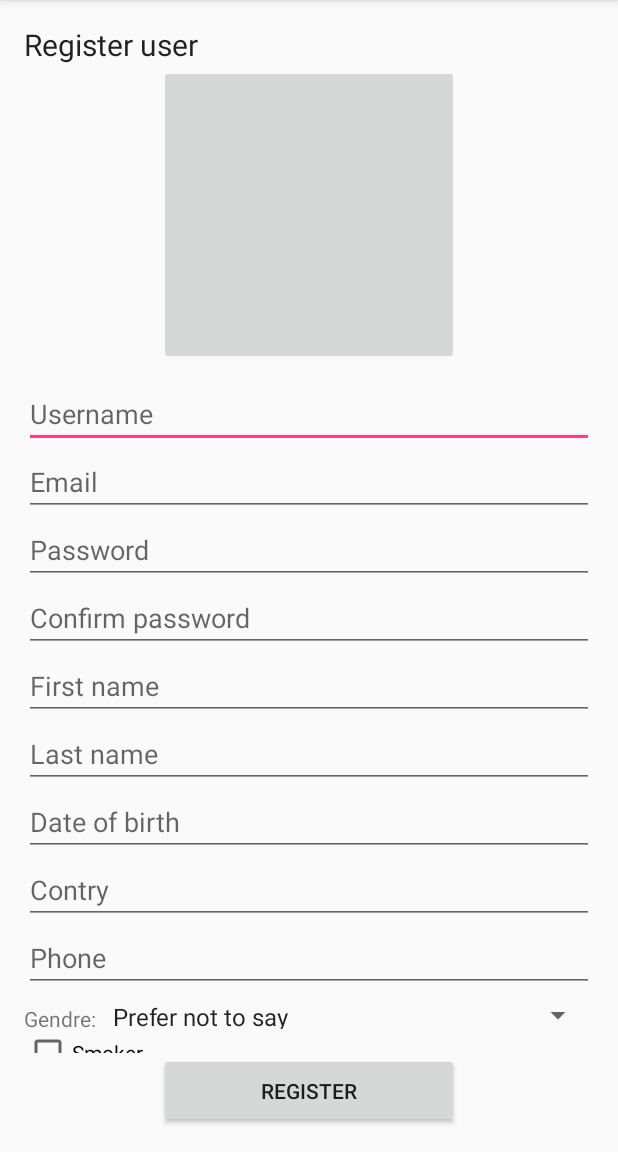
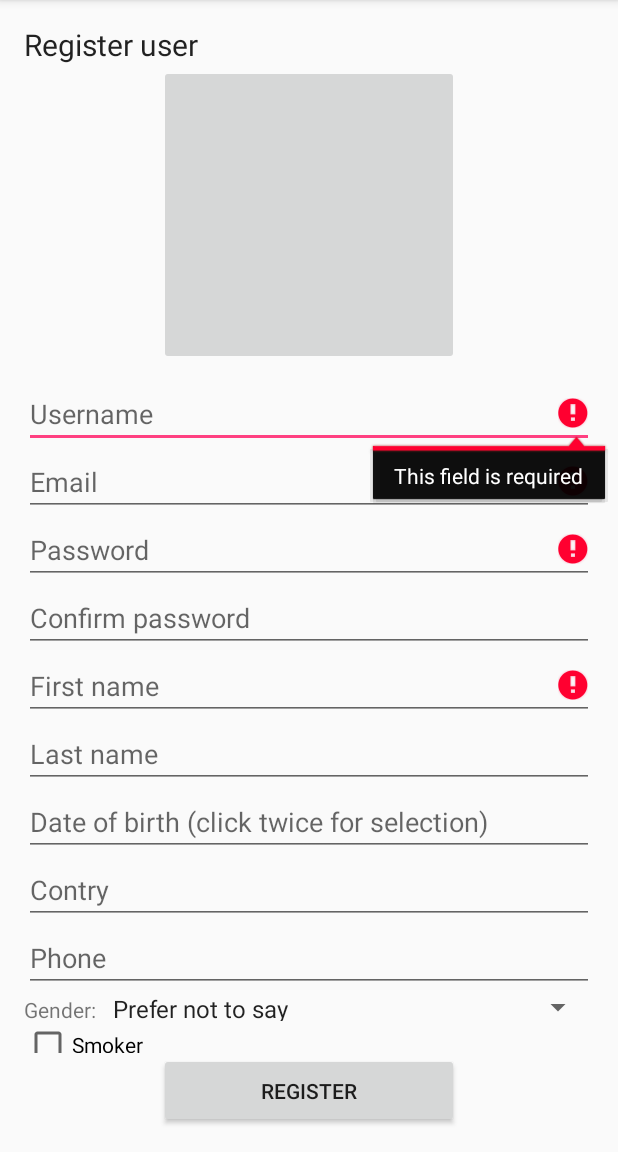
Before and after one commit to IvanYankov95/BookingTopia, an Android app: the Register screen opened directly, with no data from a screen before it, after a tap on "REGISTER", on a phone screen of 412 x 824 dp, the part 84-1236 px from its top. Run offline under Robolectric (Android 15) with nearby library versions, the phone set to English and light mode, and no system bars.

Commit message:
Register test

```diff
--- a/BookingTopia/app/src/main/java/bg/ittalents/bookingtopia/Register.java
+++ b/BookingTopia/app/src/main/java/bg/ittalents/bookingtopia/Register.java
@@ -9,12 +9,7 @@ import android.net.Uri;
 import android.os.AsyncTask;
 import android.os.Environment;
 import android.support.v4.app.DialogFragment;
-import android.support.v7.app.AppCompatActivity;
 import android.os.Bundle;
-import android.text.Layout;
-import android.view.Menu;
-import android.view.MenuInflater;
-import android.view.MenuItem;
 import android.view.View;
 import android.widget.AdapterView;
 import android.widget.ArrayAdapter;
@@ -23,6 +18,7 @@ import android.widget.CheckBox;
 import android.widget.DatePicker;
 import android.widget.EditText;
 import android.widget.ImageButton;
+import android.widget.ProgressBar;
 import android.widget.Spinner;
 import android.widget.Toast;
 
@@ -35,21 +31,18 @@ import java.util.Calendar;
 import java.util.regex.Matcher;
 import java.util.regex.Pattern;
 
+import model.RegisterHelper;
 import model.User;
-import model.UserManager;
-import model.UserSessionManager;
 import model.dao.UserDAO;
 
 public class Register extends CustomActivityWithMenu {
 
+    // constants
     protected static final int IMAGE_GALLERY_REQUEST_1 = 21;
     protected static final int REQ_WIDTH = 500;
     protected static final int REQ_HEIGHT = 500;
 
-    private UserManager userManager;
-
-    private static Button register;
-
+    // views start
     private static ImageButton avatar;
 
     private static EditText username;
@@ -58,43 +51,47 @@ public class Register extends CustomActivityWithMenu {
     private static EditText email;
     private static EditText firstName;
     private static EditText lastName;
-    private static EditText city;
-    private static EditText address;
+    private static EditText country;
     private static EditText phone;
     private static EditText dateOfBirth;
 
     private static Spinner  genderSpinner;
     private static CheckBox smokerCheckBox;
 
+    private static Button register;
+    private static ProgressBar progressBar;
+    // views end
+
+    // helpers
     private static String selectedGender;
 
-    private static byte[] avatarPic;
+    private static byte[]  avatarPic;
+    private static boolean avatarCheck;
 
     private static Calendar calendar;
 
-    private boolean usernameCheck;
+    private boolean usernameCheck = false;
+    private boolean emailCheck = false;
 
     @Override
     protected void onCreate(Bundle savedInstanceState) {
         super.onCreate(savedInstanceState);
         setContentView(R.layout.activity_register);
 
-        userManager = UserManager.getInstance();
-
-        register        = (Button)   findViewById(R.id.registerButton);
-        username        = (EditText) findViewById(R.id.usernameField);
-        password        = (EditText) findViewById(R.id.passwordField);
-        confirmPassword = (EditText) findViewById(R.id.confirmPasswordField);
-        email           = (EditText) findViewById(R.id.emailField);
-        firstName       = (EditText) findViewById(R.id.firstNameField);
-        lastName        = (EditText) findViewById(R.id.lastNameField);
-        city            = (EditText) findViewById(R.id.cityField);
-        address         = (EditText) findViewById(R.id.addressField);
-        phone           = (EditText) findViewById(R.id.phoneField);
-        genderSpinner   = (Spinner)  findViewById(R.id.register_gender_spinner);
-        smokerCheckBox  = (CheckBox) findViewById(R.id.register_smoker_checkbox);
-        dateOfBirth     = (EditText) findViewById(R.id.register_date_of_birth_text);
-        avatar          = (ImageButton) findViewById(R.id.register_image_button);
+        register        = (Button)   findViewById(R.id.register_user_register_button);
+        username        = (EditText) findViewById(R.id.register_user_username);
+        password        = (EditText) findViewById(R.id.register_user_password);
+        confirmPassword = (EditText) findViewById(R.id.register_user_confirm_password);
+        email           = (EditText) findViewById(R.id.register_user_email);
+        firstName       = (EditText) findViewById(R.id.register_user_first_name);
+        lastName        = (EditText) findViewById(R.id.register_user_last_name);
+        country         = (EditText) findViewById(R.id.register_user_country);
+        phone           = (EditText) findViewById(R.id.register_user_phone);
+        genderSpinner   = (Spinner)  findViewById(R.id.register_user_gender_spinner);
+        smokerCheckBox  = (CheckBox) findViewById(R.id.register_user_smoker_checkbox);
+        dateOfBirth     = (EditText) findViewById(R.id.register_user_date_of_birth_text);
+        avatar          = (ImageButton) findViewById(R.id.register_user_avatar_button);
+        progressBar     = (ProgressBar) findViewById(R.id.register_user_progress_bar);
 
         ArrayList<String> categories = new ArrayList<>();
         categories.add("Prefer not to say");
@@ -137,61 +134,74 @@ public class Register extends CustomActivityWithMenu {
         register.setOnClickListener(new View.OnClickListener() {
             @Override
             public void onClick(View v) {
+                RegisterHelper helper = RegisterHelper.getInstance();
+                UserDAO dao = UserDAO.getInstance();
+
                 String usernameTxt = username.getText().toString();
                 String passwordTxt = password.getText().toString();
+                String confirmPasswordTxt = Register.confirmPassword.getText().toString();
                 String emailTxt = email.getText().toString();
                 String firstNameTxt = firstName.getText().toString();
                 String lastNameTxt = lastName.getText().toString();
-                String addressTxt = address.getText().toString();
                 String phoneTxt = phone.getText().toString();
-                String dateOfBirthTxt = dateOfBirth.getText().toString();
+                String countryTxt = country.getText().toString();
+
+                boolean passwordCheck = false;
+                boolean nameCheck = false;
+
+                // username check
+                boolean usernameReadyForCheck = false;
+                if(usernameTxt.isEmpty())
+                    username.setError("This field is required");
+                else
+                    usernameReadyForCheck = true;
+                // username check
+
+                // email check
+                boolean emailReadyForCheck = false;
+                if(emailTxt.isEmpty())
+                    email.setError("This field is required");
+                else if(!helper.isEmailValid(emailTxt))
+                    email.setError("Please enter a valid email");
+                else
+                    emailReadyForCheck = true;
+                // email check
+
+                if(emailReadyForCheck && usernameReadyForCheck)
+                    new CheckForTaken().execute(usernameTxt, emailTxt);
+
+                // password check
+                if(passwordTxt.isEmpty())
+                    password.setError("This field is required");
+                else if (!helper.checkPasswordStrength(passwordTxt))
+                    password.setError("Password is too weak\n At least 8 symbols\n At least one uppercase\n At least one lowercase\n At least one digit");
+                else if(!passwordTxt.equals(confirmPasswordTxt))
+                    confirmPassword.setError("Passwords don't match");
+                else
+                    passwordCheck = true;
+                // password check
+
+                // names check
+                if(firstNameTxt.isEmpty())
+                    firstName.setError("This field is required");
+                else if(lastNameTxt.isEmpty())
+                    lastName.setText("This field is required");
+                else
+                    nameCheck = true;
+                // names check
+
+                if (usernameCheck && emailCheck && passwordCheck && nameCheck && avatarCheck) {
 
 
-                boolean emailCheck = false;
-                boolean passwordCheck = false;
-                boolean passwordMatch = false;
+                    String names = firstNameTxt + " " + lastNameTxt;
+                    User user = new User(names, helper.md5(passwordTxt), avatarPic, emailTxt, usernameTxt, phoneTxt, calendar, selectedGender, countryTxt , smokerCheckBox.isChecked());
 
-//                if (userManager.existUsername(usernameTxt)) {
-//                    username.setError("Username already exists");
-//                } else if (usernameTxt.isEmpty()) {
-//                    username.setError("This field is required");
-//                } else
-//                    usernameCheck = true;
-                new GetRequest().execute(emailTxt, passwordTxt);
-//                if (userManager.existEmail(emailTxt)) {
-//                    email.setError("Email already exists");
-//                } else if (emailTxt.isEmpty()) {
-//                    email.setError("This field is required");
-//                } else if (!isEmailValid(emailTxt)) {
-//                    email.setError("Please enter a valid email");
-//                } else
-//                    emailCheck = true;
-//
-//                if (password.getText().toString().isEmpty()) {
-//                    password.setError("This field is required.");
-//                } else {
-//                    if (!userManager.checkPasswordStrength(password.getText().toString())) {
-//                        password.setError("Password is too weak\n At least 8 symbols \n At least 1 lowercase and uppercase \n At least 1 number");
-//                    } else
-//                        passwordCheck = true;
-//
-//                    if (userManager.checkPasswordStrength(password.getText().toString()) && !password.getText().toString().equals(confirmPassword.getText().toString())) {
-//                        confirmPassword.setError("Passwords don't match");
-//                    } else
-//                        passwordMatch = true;
-//                }
-
-                if (usernameCheck && emailCheck && passwordCheck && passwordMatch) {
-                    Calendar cal = Calendar.getInstance();
-                    cal.set(1995, 7, 4);
-                    String names = firstNameTxt + " " + lastNameTxt;
-                    User user = new User(names, passwordTxt, avatarPic, emailTxt, usernameTxt, phoneTxt, calendar, selectedGender, addressTxt, smokerCheckBox.isChecked());
-                    //User user = new User(emailTxt, passwordTxt, usernameTxt, firstNameTxt, lastNameTxt, phoneTxt, cityTxt, addressTxt);
-                    //User regedUser = userManager.register(user);
-                    //if(regedUser != null)
-
-                    Toast.makeText(getApplicationContext(), "register successful", Toast.LENGTH_SHORT).show();
-                    startActivity(new Intent(Register.this, LogIn.class));
+                    user = dao.registerUser(user);
+                    if(user != null)
+                        Toast.makeText(Register.this, "Register failed", Toast.LENGTH_SHORT).show();
+                    else
+                        Toast.makeText(getApplicationContext(), "Register successful", Toast.LENGTH_SHORT).show();
+                    //startActivity(new Intent(Register.this, LogIn.class));
                 }
 
             }
@@ -203,25 +213,45 @@ public class Register extends CustomActivityWithMenu {
                 picDate((EditText) v);
             }
         });
-        Calendar cal = Calendar.getInstance();
-        cal.set(1995, 7, 4);
-        User user = new User("Gosho", "BahQkataParolaXx95xX", new byte[2], "1 235FUCK YOU 99", "XxN0_SC0P3RxX", "964635953", cal, "male", "Bulgaria", true);
-
 
     }
 
-    private class GetRequest extends AsyncTask<String, Void, Boolean> {
+    private class CheckForTaken extends AsyncTask<String, Void, Boolean[]>{
+
+        @Override
+        protected Boolean[] doInBackground(String... params) {
+            UserDAO dao = UserDAO.getInstance();
+
+            Boolean[] bool = new Boolean[2];
+            bool[0] = dao.checkUsername(params[0]);
+            bool[1] = dao.checkUserEmail(params[1]);
+
+            return bool;
+        }
+
+        @Override
+        protected void onPostExecute(Boolean[] booleans) {
+            if(booleans[0])
+                usernameCheck = true;
+            else
+                username.setError("Username is already taken");
+
+            if(booleans[1])
+                emailCheck = true;
+            else
+                username.setError("Email is already taken");
+        }
+    }
+
+    private class sendRequest extends AsyncTask<User, Void, Boolean> {
 //
         @Override
-        protected Boolean doInBackground(String... params) {
+        protected Boolean doInBackground(User... params) {
             //Calendar cal = Calendar.getInstance();
             //cal.set(1995, 7,4);
             //User user = new User(20, "Pesho", "BahQkataParolaXx95xX", new byte[2], "qkmail@qkmail" , "XxN0_SC0P3RxX", "964635953", cal, "male", "UK", false);
             //UserDAO.getInstance().changeUserData(user);
-            if(UserDAO.getInstance().login(params[0], params[1]) == null)
-              return false;
-            else
-                return true;
+            return true;
         }
 
         @Override
@@ -270,20 +300,6 @@ public class Register extends CustomActivityWithMenu {
 
     }
 
-    public static boolean isEmailValid(String email) {
-        boolean isValid = false;
-
-        String expression = "^[\\w\\.-]+@([\\w\\-]+\\.)+[A-Z]{2,4}$";
-        CharSequence inputStr = email;
-
-        Pattern pattern = Pattern.compile(expression, Pattern.CASE_INSENSITIVE);
-        Matcher matcher = pattern.matcher(inputStr);
-        if (matcher.matches()) {
-            isValid = true;
-        }
-        return isValid;
-    }
-
     @Override
     protected void onActivityResult(int requestCode, int resultCode, Intent data) {
         if(resultCode == RESULT_OK){
@@ -292,7 +308,6 @@ public class Register extends CustomActivityWithMenu {
                 case IMAGE_GALLERY_REQUEST_1:
                     setPicture(avatar,data);
                     break;
-
             }
         }
     }
@@ -314,7 +329,7 @@ public class Register extends CustomActivityWithMenu {
             image.compress(Bitmap.CompressFormat.JPEG, 100, stream);
 
             avatarPic = stream.toByteArray();
-            //user.set(stream.toByteArray());
+            avatarCheck = true;
 
             button.setImageBitmap(image);
 
--- a/BookingTopia/app/src/main/java/model/UserManager.java
+++ b/BookingTopia/app/src/main/java/model/RegisterHelper.java
@@ -2,37 +2,21 @@ package model;
 
 import model.dao.UserDAO;
 
-import android.content.Context;
-
 import java.security.MessageDigest;
 import java.security.NoSuchAlgorithmException;
-import java.util.ArrayList;
+import java.util.regex.Matcher;
+import java.util.regex.Pattern;
 
-public class UserManager {
-    private static UserManager ourInstance;
+public class RegisterHelper {
+    private static RegisterHelper ourInstance;
 
-    private static UserDAO userDAO;
+    private RegisterHelper() {}
 
-    private UserManager() {
-        userDAO = UserDAO.getInstance();
-    }
-
-    public static UserManager getInstance() {
+    public static RegisterHelper getInstance() {
         if(ourInstance == null)
-            ourInstance = new UserManager();
+            ourInstance = new RegisterHelper();
         return ourInstance;
     }
-
-    public boolean existUsername(String username){
-
-        return userDAO.checkUsername(username);
-    }
-
-    public boolean existEmail(String email){
-
-        return userDAO.checkUserEmail(email);
-    }
-
 
     public boolean checkPasswordStrength(String password) {
         char[] test = password.toCharArray();
@@ -57,20 +41,7 @@ public class UserManager {
 
     }
 
-    public User register(User user){
-        User user1 = userDAO.registerUser(user);
-
-        return user1;
-    }
-
-    public User login(String email, String password){
-        password = md5(password);
-
-        return userDAO.login(email, password);
-    }
-
-
-    private static String md5(String password) {
+    public static String md5(String password) {
         try {
 
             MessageDigest digest = java.security.MessageDigest
@@ -93,8 +64,17 @@ public class UserManager {
         return "";
     }
 
-    public User getUser(long id){
-        return userDAO.getUser(id);
+    public static boolean isEmailValid(String email) {
+        boolean isValid = false;
+
+        String expression = "^[\\w\\.-]+@([\\w\\-]+\\.)+[A-Z]{2,4}$";
+        CharSequence inputStr = email;
+
+        Pattern pattern = Pattern.compile(expression, Pattern.CASE_INSENSITIVE);
+        Matcher matcher = pattern.matcher(inputStr);
+        if (matcher.matches()) {
+            isValid = true;
+        }
+        return isValid;
     }
-
 }
--- a/BookingTopia/app/src/main/java/model/connectionhelper/ConnectionHelper.java
+++ b/BookingTopia/app/src/main/java/model/connectionhelper/ConnectionHelper.java
@@ -130,7 +130,7 @@ public class ConnectionHelper {
         }  catch (IOException e) {
             Log.e(e.toString(), " ");
         }
-        Log.e("log5", data.toString());
+        //Log.e("log5", data.toString());
         return data.toString().equalsIgnoreCase("true");
     }
 
--- a/BookingTopia/app/src/main/res/layout/activity_register.xml
+++ b/BookingTopia/app/src/main/res/layout/activity_register.xml
@@ -10,15 +10,22 @@
     android:paddingTop="@dimen/activity_vertical_margin"
     tools:context="bg.ittalents.olxlike.Register">
 
-    <include layout="@layout/register_scroll_view" />
+    <include layout="@layout/register_user_scroll_view" />
 
     <Button
         android:layout_width="200dp"
         android:layout_height="50dp"
         android:layout_alignParentBottom="true"
         android:text="@string/registerButton"
-        android:id="@+id/registerButton"
+        android:id="@+id/register_user_register_button"
         android:layout_centerHorizontal="true"/>
 
+    <ProgressBar
+        android:id="@+id/register_user_progress_bar"
+        android:layout_centerHorizontal="true"
+        android:layout_alignParentBottom="true"
+        android:layout_width="wrap_content"
+        android:layout_height="wrap_content"
+        android:visibility="gone"/>
 
 </RelativeLayout>
--- a/BookingTopia/app/src/main/res/layout/register_scroll_view.xml
+++ b/BookingTopia/app/src/main/res/layout/register_user_scroll_view.xml
@@ -14,14 +14,12 @@
             android:layout_height="0dp"
             android:textAppearance="?android:attr/textAppearanceLarge"
             android:text="@string/registerIntroText"
-            android:id="@+id/registerIntroText"
-            android:layout_alignParentTop="true"
-            android:layout_centerHorizontal="true"
+            android:id="@+id/register_user_register_intro_text"
             android:textSize="20sp"
             android:layout_weight="1" />
 
         <ImageButton
-            android:id="@+id/register_image_button"
+            android:id="@+id/register_user_avatar_button"
             android:layout_width="200dp"
             android:layout_height="200dp"
             android:layout_gravity="center"
@@ -31,13 +29,8 @@
         <EditText
             android:layout_width="match_parent"
             android:layout_height="0dp"
-            android:id="@+id/usernameField"
-            android:layout_below="@+id/registerIntroText"
+            android:id="@+id/register_user_username"
             android:layout_marginTop="10dp"
-            android:layout_alignParentLeft="true"
-            android:layout_alignParentStart="true"
-            android:layout_alignParentRight="true"
-            android:layout_alignParentEnd="true"
             android:hint="@string/usernameHint"
             android:layout_weight="1" />
 
@@ -46,12 +39,7 @@
             android:layout_height="0dp"
             android:inputType="textEmailAddress"
             android:ems="10"
-            android:id="@+id/emailField"
-            android:layout_below="@+id/usernameField"
-            android:layout_alignParentLeft="true"
-            android:layout_alignParentStart="true"
-            android:layout_alignRight="@+id/usernameField"
-            android:layout_alignEnd="@+id/usernameField"
+            android:id="@+id/register_user_email"
             android:hint="@string/emailHint"
             android:layout_weight="1" />
 
@@ -60,12 +48,7 @@
             android:layout_height="0dp"
             android:inputType="textPassword"
             android:ems="10"
-            android:id="@+id/passwordField"
-            android:layout_below="@+id/emailField"
-            android:layout_alignParentLeft="true"
-            android:layout_alignParentStart="true"
-            android:layout_alignParentRight="true"
-            android:layout_alignParentEnd="true"
+            android:id="@+id/register_user_password"
             android:hint="@string/passwordHint"
             android:layout_weight="1" />
 
@@ -74,41 +57,27 @@
             android:layout_height="0dp"
             android:inputType="textPassword"
             android:ems="10"
-            android:id="@+id/confirmPasswordField"
+            android:id="@+id/register_user_confirm_password"
             android:hint="@string/confirmPasswordHint"
-            android:layout_below="@+id/passwordField"
-            android:layout_alignParentLeft="true"
-            android:layout_alignParentStart="true"
-            android:layout_alignRight="@+id/passwordField"
-            android:layout_alignEnd="@+id/passwordField"
             android:layout_weight="1" />
 
         <EditText
             android:layout_width="match_parent"
             android:layout_height="0dp"
-            android:id="@+id/firstNameField"
+            android:id="@+id/register_user_first_name"
             android:hint="@string/firstNameHint"
-            android:layout_below="@+id/confirmPasswordField"
-            android:layout_alignParentLeft="true"
-            android:layout_alignParentStart="true"
-            android:layout_alignParentRight="true"
-            android:layout_alignParentEnd="true"
             android:layout_weight="1" />
 
         <EditText
             android:layout_width="match_parent"
             android:layout_height="0dp"
-            android:id="@+id/lastNameField"
+            android:id="@+id/register_user_last_name"
             android:hint="@string/lastNameHint"
-            android:layout_below="@+id/firstNameField"
-            android:layout_alignParentLeft="true"
-            android:layout_alignParentStart="true"
-            android:layout_alignParentRight="true"
-            android:layout_alignParentEnd="true"
             android:layout_weight="1" />
 
         <EditText
-            android:id="@+id/register_date_of_birth_text"
+            android:editable="false"
+            android:id="@+id/register_user_date_of_birth_text"
             android:layout_width="match_parent"
             android:layout_height="wrap_content"
             android:hint="@string/register_date_of_birth"/>
@@ -116,13 +85,8 @@
         <EditText
             android:layout_width="match_parent"
             android:layout_height="0dp"
-            android:id="@+id/addressField"
+            android:id="@+id/register_user_country"
             android:hint="@string/addressHint"
-            android:layout_below="@+id/cityField"
-            android:layout_alignParentLeft="true"
-            android:layout_alignParentStart="true"
-            android:layout_alignRight="@+id/cityField"
-            android:layout_alignEnd="@+id/cityField"
             android:layout_weight="1" />
 
         <EditText
@@ -130,25 +94,19 @@
             android:layout_height="0dp"
             android:inputType="phone"
             android:ems="10"
-            android:id="@+id/phoneField"
+            android:id="@+id/register_user_phone"
             android:hint="@string/phoneHint"
-            android:layout_below="@+id/addressField"
-            android:layout_alignParentLeft="true"
-            android:layout_alignParentStart="true"
-            android:layout_marginBottom="5dp"
-            android:layout_alignRight="@+id/lastNameField"
-            android:layout_alignEnd="@+id/lastNameField"
             android:layout_weight="1" />
         <LinearLayout
             android:layout_width="match_parent"
             android:layout_height="wrap_content"
             android:orientation="horizontal">
             <TextView
-                android:text="Gendre: "
+                android:text="Gender: "
                 android:layout_width="wrap_content"
                 android:layout_height="wrap_content" />
             <Spinner
-                android:id="@+id/register_gender_spinner"
+                android:id="@+id/register_user_gender_spinner"
                 android:layout_width="match_parent"
                 android:layout_height="match_parent">
 
@@ -158,7 +116,7 @@
 
 
         <CheckBox
-            android:id="@+id/register_smoker_checkbox"
+            android:id="@+id/register_user_smoker_checkbox"
             android:layout_width="match_parent"
             android:layout_height="match_parent"
             android:text="Smoker"/>
--- a/BookingTopia/app/src/main/res/values/strings.xml
+++ b/BookingTopia/app/src/main/res/values/strings.xml
@@ -16,5 +16,5 @@
     <string name="passwordHintLogIn">Password</string>
     <string name="emailHintLogIn">Email</string>
     <string name="signInButton">Sign in</string>
-    <string name="register_date_of_birth">Date of birth</string>
+    <string name="register_date_of_birth">Date of birth (click twice for selection)</string>
 </resources>
--- a/BookingTopia/app/src/main/res/values/styles.xml
+++ b/BookingTopia/app/src/main/res/values/styles.xml
@@ -9,7 +9,7 @@
     </style>
 
     <style name="register_scroll_view">
-        <item name="android:layout_above">@id/registerButton</item>
+        <item name="android:layout_above">@id/register_user_register_button</item>
         <item name="android:layout_width">match_parent</item>
         <item name="android:layout_height">match_parent</item>
     </style>
```
Also changed, not shown: 1 other file.
